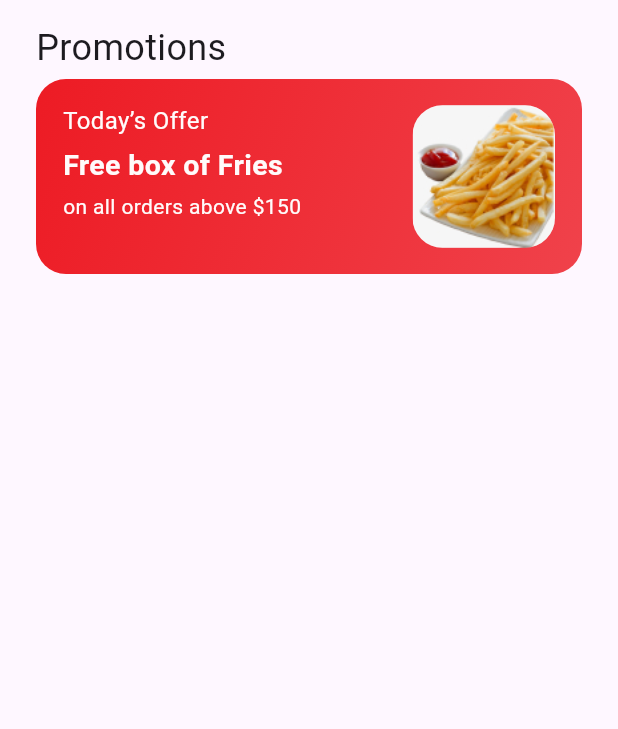
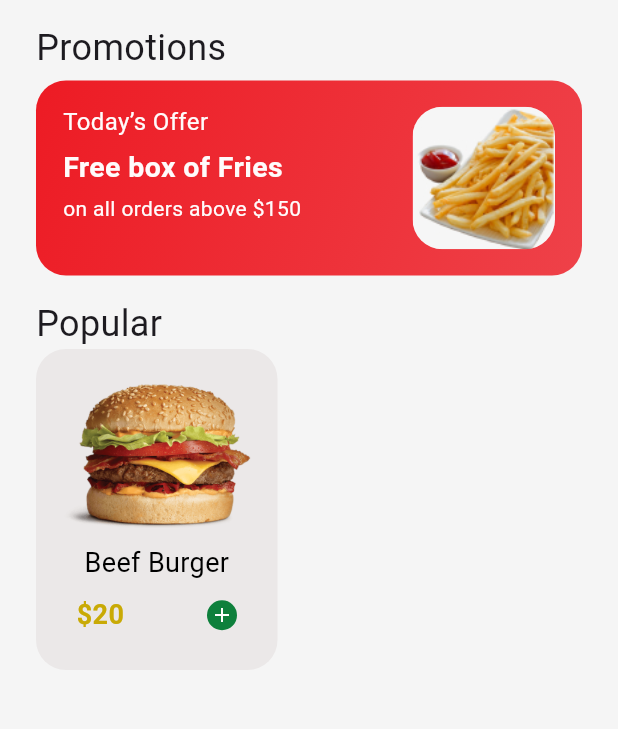
Before and after one commit to YousefDewidar/Burger-house, a Flutter app: the screen it shows after launch, on a phone screen of 412 x 824 dp, the part 461-1190 px from its top. Run offline on Flutter 3.47's test engine with Material 3 defaults, Android fonts, the phone set to English and light mode, and no system bars; our stand-ins replace awesome_dialog, device_preview, firebase_auth, firebase_core, get; accounts and stored records are empty.

Commit message:
create popular card

```diff
--- a/lib/core/utils/constant.dart
+++ b/lib/core/utils/constant.dart
@@ -1,3 +1,4 @@
 import 'package:flutter/material.dart';
 
 const kPrimaryColor = Color(0xffED1B24);
+const kGreyColor = Color(0xffEBE8E8);
--- a/lib/features/home/presentation/view/home_view.dart
+++ b/lib/features/home/presentation/view/home_view.dart
@@ -7,6 +7,7 @@ class HomeView extends StatelessWidget {
   @override
   Widget build(BuildContext context) {
     return const Scaffold(
+      backgroundColor: Color(0xffF5F5F5),
       body: SafeArea(
         top: false,
         minimum: EdgeInsets.only(top: 30),
--- /dev/null
+++ b/lib/features/home/presentation/view/widget/add_item_row.dart
@@ -0,0 +1,32 @@
+
+import 'package:flutter/material.dart';
+
+class AddItemWithPriceRow extends StatelessWidget {
+  const AddItemWithPriceRow({
+    super.key,
+  });
+
+  @override
+  Widget build(BuildContext context) {
+    return Row(
+      mainAxisAlignment: MainAxisAlignment.spaceBetween,
+      children: [
+        const Text('\$20',
+            style: TextStyle(
+                color: Color(0xffC9AA05),
+                fontSize: 18,
+                fontWeight: FontWeight.w600)),
+        CircleAvatar(
+          radius: 10,
+          backgroundColor: const Color(0xff0E803C),
+          foregroundColor: Colors.white,
+          child: IconButton(
+              onPressed: () {},
+              icon: const Icon(Icons.add),
+              padding: EdgeInsets.zero,
+              iconSize: 16),
+        ),
+      ],
+    );
+  }
+}
--- a/lib/features/home/presentation/view/widget/category_item.dart
+++ b/lib/features/home/presentation/view/widget/category_item.dart
@@ -16,7 +16,7 @@ class CategoryItem extends StatelessWidget {
             height: 80,
             width: 80,
             decoration: BoxDecoration(
-              color: const Color(0xffEFEEEE),
+              color: const Color.fromARGB(255, 234, 232, 232),
               borderRadius: BorderRadius.circular(20),
             ),
             child: Image.asset('assets/images/burger_sandwich 1.png'),
--- a/lib/features/home/presentation/view/widget/home_view_body.dart
+++ b/lib/features/home/presentation/view/widget/home_view_body.dart
@@ -2,6 +2,7 @@ import 'package:burger_house/core/utils/styles.dart';
 import 'package:burger_house/features/auth/search_text_field.dart';
 import 'package:burger_house/features/home/presentation/view/widget/category_list_view.dart';
 import 'package:burger_house/features/home/presentation/view/widget/offer_card.dart';
+import 'package:burger_house/features/home/presentation/view/widget/pouplar_card.dart';
 import 'package:flutter/material.dart';
 
 class HomeViewBody extends StatelessWidget {
@@ -18,7 +19,9 @@ class HomeViewBody extends StatelessWidget {
           const SearchTextField(),
           const CategoryListView(),
           const Text('Promotions', style: Styles.style24),
-          const OfferCard()
+          const OfferCard(),
+          const Text('Popular', style: Styles.style24),
+          const PopularCard()
         ],
       ),
     );
--- a/lib/features/home/presentation/view/widget/offer_card.dart
+++ b/lib/features/home/presentation/view/widget/offer_card.dart
@@ -9,7 +9,7 @@ class OfferCard extends StatelessWidget {
   @override
   Widget build(BuildContext context) {
     return Container(
-      margin: const EdgeInsets.only(top: 4),
+      margin: const EdgeInsets.only(top: 5,bottom: 15),
       padding: const EdgeInsets.symmetric(vertical: 14, horizontal: 18),
       height: 130,
       width: double.infinity,
--- /dev/null
+++ b/lib/features/home/presentation/view/widget/pouplar_card.dart
@@ -0,0 +1,31 @@
+import 'package:burger_house/core/utils/constant.dart';
+import 'package:burger_house/features/home/presentation/view/widget/add_item_row.dart';
+import 'package:flutter/material.dart';
+
+class PopularCard extends StatelessWidget {
+  const PopularCard({super.key});
+
+  @override
+  Widget build(BuildContext context) {
+    return Container(
+      height: 214,
+      width: 161,
+      decoration: BoxDecoration(
+        color: kGreyColor,
+        borderRadius: BorderRadius.circular(20),
+      ),
+      child: Column(
+        mainAxisAlignment: MainAxisAlignment.center,
+        children: [
+          Image.asset('assets/images/burger_sandwich 1.png', scale: 2.5),
+          const Text('Beef Burger',
+              style: TextStyle(color: Colors.black, fontSize: 18,height: 2.5)),
+          const Padding(
+            padding: EdgeInsets.symmetric(horizontal: 27.0),
+            child: AddItemWithPriceRow(),
+          )
+        ],
+      ),
+    );
+  }
+}
```
